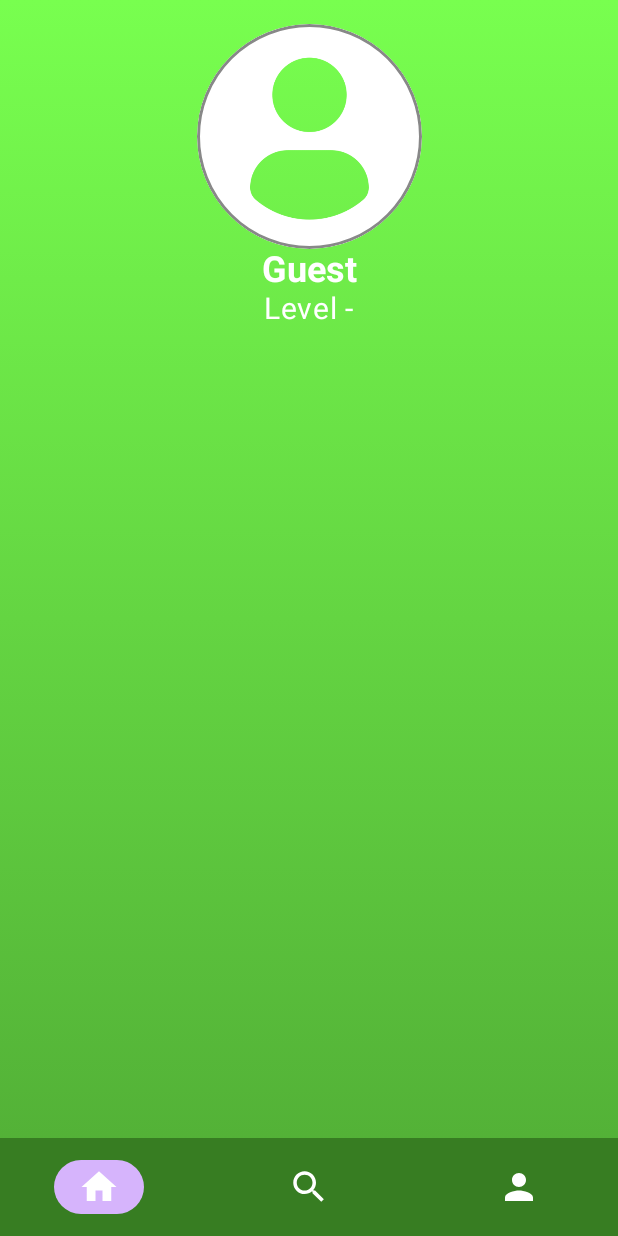
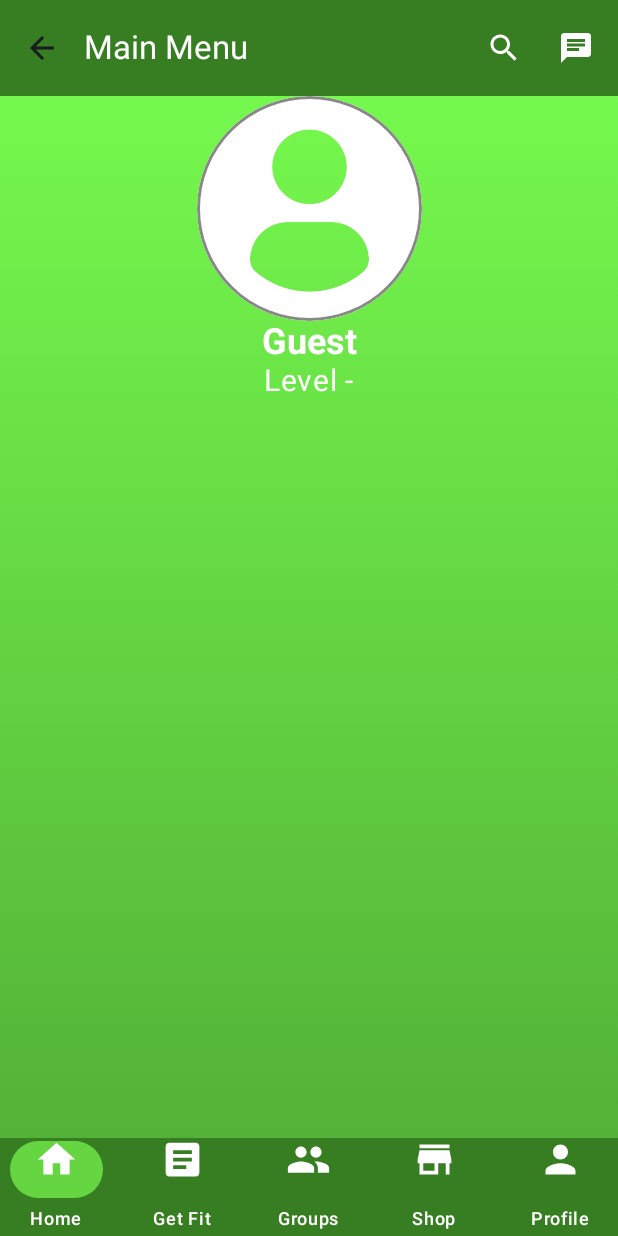
Before and after one commit to PedroRS9/FitQuest, an Android app built with Jetpack Compose: the MainMenuScreen screen opened through its navigation route, on a phone screen of 412 x 824 dp. Run offline under Robolectric (Android 15) with nearby library versions, the phone set to English and light mode, and no system bars; our stand-ins replace Firebase (no records; nobody signed in at launch, a user with empty details on screens opened directly), livedata-compose; 3 statements that could not run were skipped.

Commit message:
Added top bar and modified bottom bar

```diff
--- a/app/src/main/java/es/ulpgc/pigs/fitquest/MainActivity.kt
+++ b/app/src/main/java/es/ulpgc/pigs/fitquest/MainActivity.kt
@@ -4,6 +4,7 @@ import android.os.Bundle
 import androidx.activity.ComponentActivity
 import androidx.activity.compose.setContent
 import androidx.compose.foundation.layout.fillMaxSize
+import androidx.compose.material3.ExperimentalMaterial3Api
 import androidx.compose.material3.MaterialTheme
 import androidx.compose.material3.Surface
 import androidx.compose.runtime.Composable
@@ -12,6 +13,7 @@ import androidx.compose.ui.tooling.preview.Preview
 import es.ulpgc.pigs.fitquest.navigation.AppNavigation
 import es.ulpgc.pigs.fitquest.ui.theme.FitquestTheme
 
+@ExperimentalMaterial3Api
 class MainActivity : ComponentActivity() {
     override fun onCreate(savedInstanceState: Bundle?) {
         super.onCreate(savedInstanceState)
@@ -30,6 +32,7 @@ class MainActivity : ComponentActivity() {
 }
 
 @Preview(showBackground = true)
+@ExperimentalMaterial3Api
 @Composable
 fun DefaultPreview(){
     FitquestTheme{
--- a/app/src/main/java/es/ulpgc/pigs/fitquest/navigation/AppNavigation.kt
+++ b/app/src/main/java/es/ulpgc/pigs/fitquest/navigation/AppNavigation.kt
@@ -1,5 +1,6 @@
 package es.ulpgc.pigs.fitquest.navigation
 
+import androidx.compose.material3.ExperimentalMaterial3Api
 import androidx.compose.runtime.Composable
 import androidx.navigation.compose.NavHost
 import androidx.navigation.compose.composable
@@ -12,6 +13,7 @@ import es.ulpgc.pigs.fitquest.screens.search.SearchScreen
 import es.ulpgc.pigs.fitquest.screens.signup.SignupScreen
 import es.ulpgc.pigs.fitquest.screens.welcomemenu.WelcomeScreen
 
+@ExperimentalMaterial3Api
 @Composable
 fun AppNavigation() {
     val navController = rememberNavController()
--- a/app/src/main/java/es/ulpgc/pigs/fitquest/navigation/AppScreens.kt
+++ b/app/src/main/java/es/ulpgc/pigs/fitquest/navigation/AppScreens.kt
@@ -7,4 +7,9 @@ sealed class AppScreens(val route: String){
     object MainMenuScreen: AppScreens("mainmenu_screen")
     object ProfileScreen: AppScreens("profile_screen")
     object SearchScreen : AppScreens("search_screen")
+    object ChatScreen : AppScreens("chat_screen")
+    object GetFitScreen : AppScreens("getfit_screen")
+    object GroupsScreen : AppScreens("groups_screen")
+    object ShopScreen : AppScreens("shop_screen")
+    object PremiumPaymentScreen : AppScreens("premiumpayment_screen")
 }
--- a/app/src/main/java/es/ulpgc/pigs/fitquest/navigation/BottomNavItem.kt
+++ b/app/src/main/java/es/ulpgc/pigs/fitquest/navigation/BottomNavItem.kt
@@ -1,23 +1,27 @@
 package es.ulpgc.pigs.fitquest.navigation
 
 import androidx.compose.material.icons.Icons
+import androidx.compose.material.icons.filled.Article
+import androidx.compose.material.icons.filled.Group
 import androidx.compose.material.icons.filled.Home
 import androidx.compose.material.icons.filled.Person
-import androidx.compose.material.icons.filled.Search
+import androidx.compose.material.icons.filled.Store
 import androidx.compose.ui.graphics.vector.ImageVector
 
-//initializing the data class with default parameters
 sealed class BottomNavItem(val route: String, val icon: ImageVector, val label: String) {
     object Home : BottomNavItem(AppScreens.MainMenuScreen.route, Icons.Default.Home, "Home")
-    object Search : BottomNavItem(AppScreens.SearchScreen.route, Icons.Default.Search, "Search")
+    object GetFit : BottomNavItem(AppScreens.GetFitScreen.route, Icons.Default.Article, "Get Fit")
+    object Groups : BottomNavItem(AppScreens.GroupsScreen.route, Icons.Default.Group, "Groups")
+    object Shop : BottomNavItem(AppScreens.ShopScreen.route, Icons.Default.Store, "Shop")
     object Profile : BottomNavItem(AppScreens.ProfileScreen.route, Icons.Default.Person, "Profile")
 }
 
 fun getBottomNavItems(): List<BottomNavItem>{
-    // we add each BottomNavItem to the list in a single line
     val bottomNavItems = listOf(
         BottomNavItem.Home,
-        BottomNavItem.Search,
+        BottomNavItem.GetFit,
+        BottomNavItem.Groups,
+        BottomNavItem.Shop,
         BottomNavItem.Profile
     )
     return bottomNavItems
--- a/app/src/main/java/es/ulpgc/pigs/fitquest/navigation/BottomNavigationBar.kt
+++ b/app/src/main/java/es/ulpgc/pigs/fitquest/navigation/BottomNavigationBar.kt
@@ -1,11 +1,13 @@
 package es.ulpgc.pigs.fitquest.navigation
 
 import androidx.compose.foundation.layout.height
+import androidx.compose.foundation.layout.offset
 import androidx.compose.foundation.layout.size
 import androidx.compose.material3.Icon
 import androidx.compose.material3.NavigationBar
 import androidx.compose.material3.NavigationBarItem
 import androidx.compose.material3.NavigationBarItemDefaults
+import androidx.compose.material3.Text
 import androidx.compose.runtime.Composable
 import androidx.compose.runtime.getValue
 import androidx.compose.ui.Modifier
@@ -14,13 +16,13 @@ import androidx.compose.ui.unit.dp
 import androidx.navigation.NavController
 import androidx.navigation.compose.currentBackStackEntryAsState
 import es.ulpgc.pigs.fitquest.ui.theme.DarkGreen
-import es.ulpgc.pigs.fitquest.ui.theme.LightViolet
+import es.ulpgc.pigs.fitquest.ui.theme.SaturatedGreen
 
 @Composable
 fun BottomNavigationBar(navController: NavController) {
     NavigationBar(
         containerColor = DarkGreen,
-        contentColor = LightViolet,
+        contentColor = SaturatedGreen,
         modifier = Modifier.height(65.dp)
     ){
         val navBackStackEntry by navController.currentBackStackEntryAsState()
@@ -35,10 +37,14 @@ fun BottomNavigationBar(navController: NavController) {
                         launchSingleTop = true
                     }
                 },
-                icon = { Icon(item.icon, contentDescription = null, tint = Color.White, modifier = Modifier.size(28.dp)) },
+                icon = { Icon(item.icon, contentDescription = null, tint = Color.White, modifier = Modifier.offset(y = (-7).dp).size(30.dp)) },
                 colors = NavigationBarItemDefaults.colors(
-                    indicatorColor = LightViolet
-                )
+                    indicatorColor = SaturatedGreen
+                ),
+                label = {
+                    Text(item.label, color = Color.White, modifier = Modifier.offset(y = 2.dp))
+                },
+                alwaysShowLabel = true
             )
         }
     }
--- /dev/null
+++ b/app/src/main/java/es/ulpgc/pigs/fitquest/navigation/TopNavigationBar.kt
@@ -0,0 +1,44 @@
+package es.ulpgc.pigs.fitquest.navigation
+
+import androidx.compose.material.icons.Icons
+import androidx.compose.material.icons.filled.ArrowBack
+import androidx.compose.material.icons.filled.Chat
+import androidx.compose.material.icons.filled.Search
+import androidx.compose.material3.ExperimentalMaterial3Api
+import androidx.compose.material3.Icon
+import androidx.compose.material3.IconButton
+import androidx.compose.material3.Text
+import androidx.compose.material3.TopAppBar
+import androidx.compose.material3.TopAppBarDefaults
+import androidx.compose.runtime.Composable
+import androidx.compose.ui.graphics.Color
+import androidx.navigation.NavController
+import es.ulpgc.pigs.fitquest.ui.theme.DarkGreen
+
+@ExperimentalMaterial3Api
+@Composable
+fun TopNavigationBar(navController: NavController, title: String) {
+    TopAppBar(
+        title = { Text(text = title) },
+        colors = TopAppBarDefaults.topAppBarColors(
+            containerColor = DarkGreen,
+            titleContentColor = Color.White
+        ),
+        navigationIcon = {
+            IconButton(onClick = { navController.popBackStack() }) {
+                Icon(
+                    imageVector = Icons.Filled.ArrowBack,
+                    contentDescription = "Go back"
+                )
+            }
+        },
+        actions = {
+            IconButton(onClick = { navController.navigate(AppScreens.SearchScreen.route) }) {
+                Icon(Icons.Filled.Search, contentDescription = "Search Profile", tint = Color.White)
+            }
+            IconButton(onClick = { navController.navigate(AppScreens.ChatScreen.route) }){
+                Icon(Icons.Filled.Chat, contentDescription = "Chat", tint = Color.White)
+            }
+        }
+    )
+}
--- a/app/src/main/java/es/ulpgc/pigs/fitquest/screens/mainmenu/MainMenuScreen.kt
+++ b/app/src/main/java/es/ulpgc/pigs/fitquest/screens/mainmenu/MainMenuScreen.kt
@@ -2,9 +2,11 @@ package es.ulpgc.pigs.fitquest.screens.mainmenu
 
 import androidx.activity.compose.BackHandler
 import androidx.compose.foundation.layout.Column
+import androidx.compose.foundation.layout.PaddingValues
 import androidx.compose.foundation.layout.fillMaxSize
 import androidx.compose.foundation.layout.padding
 import androidx.compose.material3.AlertDialog
+import androidx.compose.material3.ExperimentalMaterial3Api
 import androidx.compose.material3.MaterialTheme
 import androidx.compose.material3.Scaffold
 import androidx.compose.material3.Surface
@@ -21,9 +23,9 @@ import androidx.compose.ui.Alignment
 import androidx.compose.ui.Modifier
 import androidx.compose.ui.graphics.Color
 import androidx.compose.ui.res.painterResource
+import androidx.compose.ui.res.stringResource
 import androidx.compose.ui.text.font.FontWeight
 import androidx.compose.ui.tooling.preview.Preview
-import androidx.compose.ui.unit.dp
 import androidx.compose.ui.unit.sp
 import androidx.lifecycle.viewmodel.compose.viewModel
 import androidx.navigation.NavBackStackEntry
@@ -40,8 +42,10 @@ import es.ulpgc.pigs.fitquest.extensions.fitquestBackground
 import es.ulpgc.pigs.fitquest.global.UserGlobalConf
 import es.ulpgc.pigs.fitquest.navigation.AppScreens
 import es.ulpgc.pigs.fitquest.navigation.BottomNavigationBar
+import es.ulpgc.pigs.fitquest.navigation.TopNavigationBar
 import es.ulpgc.pigs.fitquest.ui.theme.FitquestTheme
 
+@ExperimentalMaterial3Api
 @Composable
 fun MainMenuScreen(navController: NavController, backStackEntry: NavBackStackEntry, userGlobalConf: UserGlobalConf) {
     val user by userGlobalConf.currentUser.observeAsState()
@@ -59,13 +63,14 @@ fun MainMenuScreen(navController: NavController, backStackEntry: NavBackStackEnt
         ConfirmLogoutDialog(showDialog = showDialog, navController)
     }
     Scaffold(
+        topBar = { TopNavigationBar(navController = navController, title = stringResource(R.string.topbar_mainmenu_title)) },
         bottomBar = { BottomNavigationBar(navController) }
     ) { paddingValues ->
-        paddingValues /* TODO: Remove this line. paddingValues should be passed as a parameter */
         BodyContent(
             navController = navController,
             user = user,
-            imageState = imageState
+            imageState = imageState,
+            paddingValues = paddingValues
         )
     }
 }
@@ -74,7 +79,8 @@ fun MainMenuScreen(navController: NavController, backStackEntry: NavBackStackEnt
 fun BodyContent(
     navController: NavController,
     user: User?,
-    imageState: Result?
+    imageState: Result?,
+    paddingValues: PaddingValues
 ) {
     val painter = when (imageState) {
         is Result.ImageSuccess -> rememberAsyncImagePainter(imageState.bytes)
@@ -87,7 +93,7 @@ fun BodyContent(
         modifier = Modifier
             .fillMaxSize()
             .fitquestBackground()
-            .padding(top = 16.dp),
+            .padding(paddingValues),
         horizontalAlignment = Alignment.CenterHorizontally
     ) {
 
@@ -153,6 +159,7 @@ fun ConfirmLogoutDialog(showDialog: MutableState<Boolean>, navController: NavCon
 
 
 @Preview
+@ExperimentalMaterial3Api
 @Composable
 fun ShowPreview() {
     FitquestTheme {
@@ -160,11 +167,17 @@ fun ShowPreview() {
             modifier = Modifier.fillMaxSize(),
             color = MaterialTheme.colorScheme.background
         ) {
-            BodyContent(
-                navController = rememberNavController(),
-                user = null,
-                imageState = null
-            )
+            Scaffold(
+                topBar = { TopNavigationBar(navController = rememberNavController(), title = stringResource(R.string.topbar_mainmenu_title)) },
+                bottomBar = { BottomNavigationBar(rememberNavController()) }
+            ) { paddingValues ->
+                BodyContent(
+                    navController = rememberNavController(),
+                    user = null,
+                    imageState = null,
+                    paddingValues = paddingValues
+                )
+            }
         }
     }
 }
--- a/app/src/main/java/es/ulpgc/pigs/fitquest/ui/theme/Color.kt
+++ b/app/src/main/java/es/ulpgc/pigs/fitquest/ui/theme/Color.kt
@@ -11,9 +11,6 @@ val PurpleGrey40 = Color(0xFF625b71)
 val Pink40 = Color(0xFF7D5260)
 
 val DarkGreen = Color(0xFF377D22)
-val LightViolet = Color(0xFFD6B4FC)
-val LightGrey = Color(0xFFD9D9D9)
+val SaturatedGreen = Color(0xFF65D642)
 val FitquestGradientTop = Color(0xFF78FF4F)
 val FitquestGradientBottom = Color(0xFF50AB35)
-val OptionSelectedColor = Color(0xFF5EBCF0)
-val CornflowerBlue = Color(0xFF4E82E8)
--- a/app/src/main/res/values/strings.xml
+++ b/app/src/main/res/values/strings.xml
@@ -22,4 +22,7 @@
     <string name="password_invalid_error">Password must be at least 6 characters long.</string>
     <string name="accept_tos">Accept ToS</string>
     <string name="tos_notaccepted_error">You must accept ToS.</string>
+    <string name="topbar_profile_title">Profile</string>
+    <string name="topbar_search_title">Search user</string>
+    <string name="topbar_mainmenu_title">Main Menu</string>
 </resources>
```
Also changed, not shown: app/src/main/java/es/ulpgc/pigs/fitquest/screens/profile/ProfileScreen.kt (+13 -5 lines), app/src/main/java/es/ulpgc/pigs/fitquest/screens/search/SearchScreen.kt (+10 -4 lines).
